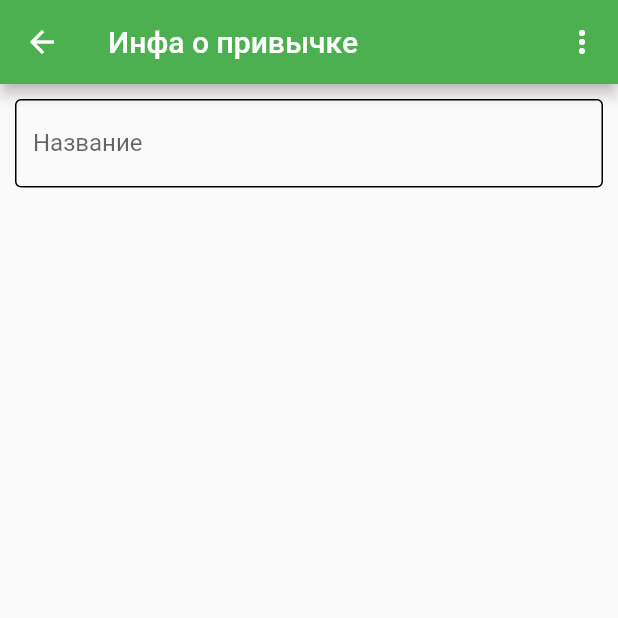
After one commit to potykion/yahta, a Flutter app: the HabitPage screen opened directly, on a phone screen of 412 x 824 dp, the top half of it. The commit adds this screen. Run offline on Flutter 3.47's test engine with Material 2 defaults, Android fonts, the phone set to English and light mode, and no system bars; our stand-ins replace flutter_swiper, moor, moor_ffi; generated files the repository leaves out were written again; statements that could not run were skipped.

Commit message:
Habit page with title input

```diff
--- a/lib/habit.dart
+++ b/lib/habit.dart
@@ -66,6 +66,8 @@ class Database extends _$Database {
 
   getHabitById(int habitId) =>
       (select(habits)..where((habit) => habit.id.equals(habitId))).getSingle();
+
+  updateHabit(Habit updatedHabit) => update(habits).replace(updatedHabit);
 }
 
 class HabitRepo {
@@ -96,7 +98,9 @@ class HabitRepo {
 
   Stream<List<Habit>> listHabitsStream() => db.listHabitsStream();
 
-  getHabitById(int habitId) => db.getHabitById(habitId);
+  Future<Habit> getHabitById(int habitId) => db.getHabitById(habitId);
+
+  updateHabit(Habit updatedHabit) async => db.updateHabit(updatedHabit);
 }
 
 class HabitViewModel {
@@ -110,10 +114,16 @@ class HabitState extends ChangeNotifier {
   bool loading = false;
   var currentDate = DateTime.now();
   List<HabitViewModel> habitVMs = [];
+  HabitViewModel habitToEdit;
 
   HabitRepo habitRepo;
 
   HabitState(this.habitRepo);
+
+  setHabitToEdit(HabitViewModel habitViewModel){
+    habitToEdit = habitViewModel;
+    notifyListeners();
+  }
 
   loadDateHabits() async {
     loading = true;
@@ -138,21 +148,31 @@ class HabitState extends ChangeNotifier {
 
   createHabit(String title) async {
     var habitId = await habitRepo.insertHabit(title);
+
     var habit = await habitRepo.getHabitById(habitId);
     habitVMs.add(HabitViewModel(habit, []));
+
     notifyListeners();
   }
 
   createHabitMark(int habitId) async {
     var habitMarkId = await habitRepo.insertHabitMark(habitId, currentDate);
+
     var habitMark = await habitRepo.getHabitMarkById(habitMarkId);
     var vm = habitVMs.singleWhere((vm) => vm.habit.id == habitId);
     vm.habitMarks.add(habitMark);
+
     notifyListeners();
   }
 
   void swipeDate(SwipeDirection swipeDirection) {
     currentDate = DateTimeSwipe(currentDate, swipeDirection).swipedDatetime;
+
     notifyListeners();
   }
+
+  void updateHabitToEdit({String title}) async {
+    habitToEdit.habit = habitToEdit.habit.copyWith(title: title);
+    await habitRepo.updateHabit(habitToEdit.habit);
+  }
 }
--- /dev/null
+++ b/lib/pages/habit.dart
@@ -0,0 +1,54 @@
+import 'package:flutter/material.dart';
+import 'package:provider/provider.dart';
+import 'package:yahta/habit.dart';
+
+class HabitPage extends StatefulWidget {
+  @override
+  _HabitPageState createState() => _HabitPageState();
+}
+
+class _HabitPageState extends State<HabitPage> {
+  TextEditingController controller = TextEditingController();
+
+  @override
+  void initState() {
+    super.initState();
+
+    var state = Provider.of<HabitState>(context, listen: false);
+    controller.text = state.habitToEdit.habit.title;
+    controller.addListener(() {
+      state.updateHabitToEdit(title: controller.text);
+    });
+  }
+
+  @override
+  Widget build(BuildContext context) {
+    return Scaffold(
+      appBar: AppBar(
+        leading: IconButton(
+          onPressed: () => Navigator.pop(context),
+          icon: Icon(Icons.arrow_back),
+        ),
+        actions: <Widget>[
+          IconButton(icon: Icon(Icons.more_vert), onPressed: () {}),
+        ],
+        title: Text("Инфа о привычке"),
+      ),
+      body: Padding(
+        padding: const EdgeInsets.all(10),
+        child: Column(
+          children: <Widget>[
+            TextField(
+              controller: controller,
+              decoration: InputDecoration(
+                labelText: "Название",
+                enabledBorder: OutlineInputBorder(),
+                focusedBorder: OutlineInputBorder(),
+              ),
+            )
+          ],
+        ),
+      ),
+    );
+  }
+}
```
Also changed, not shown: lib/widgets/habit.dart (+10 -0 lines), 1 other file.
